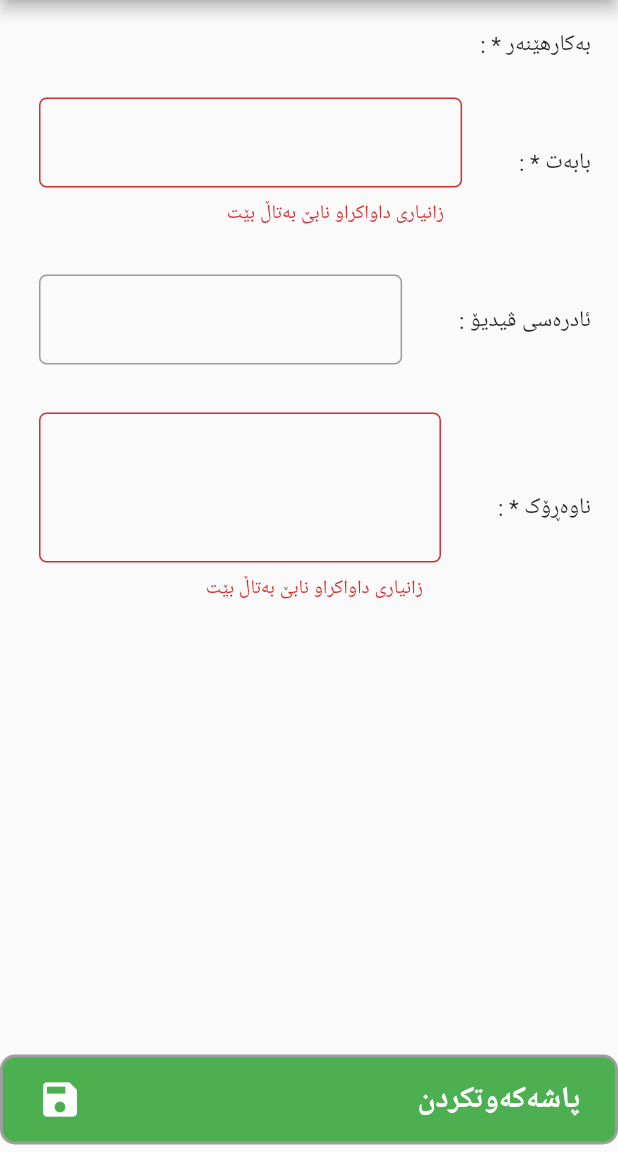
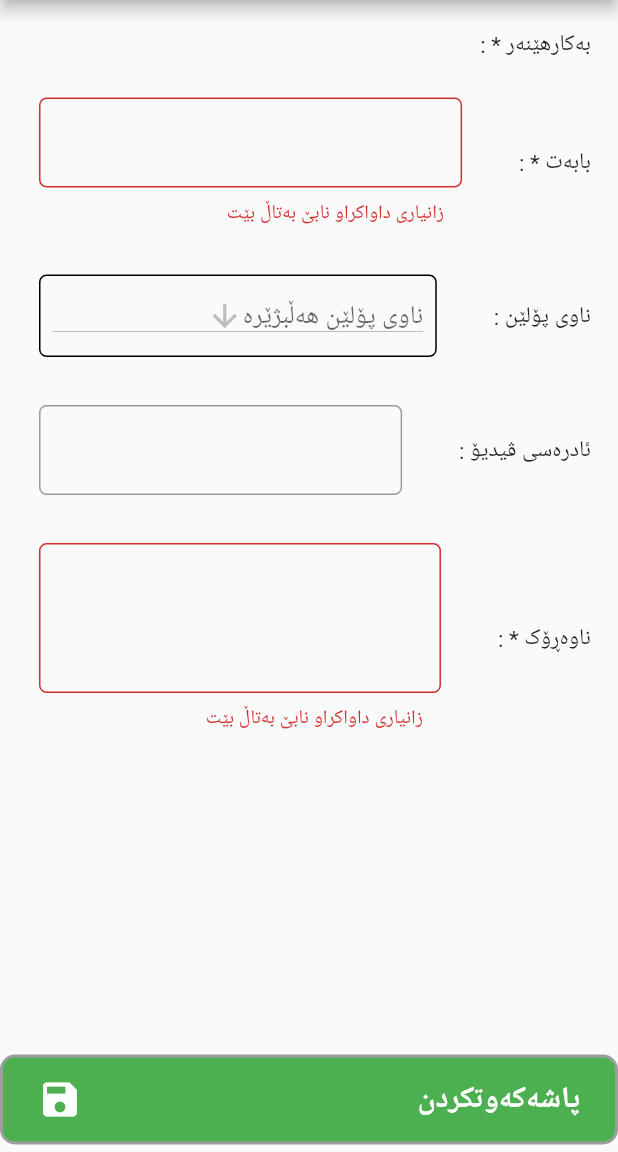
Before and after one commit to wehid/Seko, a Flutter app: the AddForumPost screen opened by its route, after a tap on "پاشەکەوتکردن", on a phone screen of 412 x 824 dp, the part 84-1236 px from its top. Run offline on Flutter 3.47's test engine with Material 2 defaults, Android fonts, the light colour scheme and no system bars; our stand-ins replace chewie, flutter_html, sqflite, video_player, youtube_player_flutter; accounts and stored records are empty; network calls fail; statements that could not run were skipped.

Commit message:
add dropdown forum complete

```diff
--- a/lib/HawkariyiHevalkrdPage/Components/add_forum_post.dart
+++ b/lib/HawkariyiHevalkrdPage/Components/add_forum_post.dart
@@ -1,11 +1,14 @@
 import 'package:flutter/material.dart';
 import 'package:provider/provider.dart';
+import 'package:seko/Models/ObjectModels/forum.dart';
+import 'package:seko/Models/ProviderModel/forum_provider.dart';
 
 import '../../constants.dart';
 import '../../GlobalWidgets/seko_text_form_field.dart';
 import '../../GlobalWidgets/seko_button.dart';
 import '../../Models/ProviderModel/user_provider.dart';
 import '../../Models/ObjectModels/forum_post.dart';
+import '../Widgets/dropdown_forum.dart';
 
 class AddForumPost extends StatefulWidget {
   static const routeName = '/add-forum-post';
@@ -62,10 +65,21 @@
           title: titleController.text,
           contents: constentsController.text,
           videoUrl: videoLinkController.text,
-          // todo: forumId shuld take from forum dropdown
-          forumID: "3");
+          forumID: Provider.of<ForumProvider>(context, listen: false)
+              .selectedForum
+              .id);
       print('the forum post is ready to send');
+      // todo: send the post
+      // todo: clean the form
+      // todo: close the page
     }
+  }
+
+  String dropdownEmptyValidator(Forum value) {
+    if (value == null) {
+      return "زانیاری داواکراو نابێ بەتاڵ بێت";
+    }
+    return null;
   }
 
   @override
@@ -97,7 +111,7 @@
                     validator: emptyValidatorTFF,
                   ),
                 ),
-                // todo: add dropdown
+                itemRow("ناوی پۆلێن", DropdownForum(widget.forumType)),
                 itemRow(
                   "ئادرەسی ڤیدیۆ",
                   SekoTextFormField(
--- /dev/null
+++ b/lib/HawkariyiHevalkrdPage/Widgets/dropdown_forum.dart
@@ -0,0 +1,65 @@
+import 'package:flutter/material.dart';
+import 'package:provider/provider.dart';
+
+import '../../Models/ProviderModel/forum_provider.dart';
+import '../../Models/ObjectModels/forum.dart';
+import '../../constants.dart';
+
+class DropdownForum extends StatefulWidget {
+  final String forumType;
+
+  DropdownForum(this.forumType);
+
+  @override
+  _DropdownForumState createState() => _DropdownForumState();
+}
+
+class _DropdownForumState extends State<DropdownForum> {
+  ForumProvider forumProvider;
+  List<Forum> forumList;
+  Forum currentForum;
+
+  @override
+  void initState() {
+    forumProvider = Provider.of<ForumProvider>(context, listen: false);
+    forumList = widget.forumType == PROJESAZ
+        ? forumProvider.projesazForum
+        : forumProvider.prsyarxaneForum;
+
+    currentForum = forumList[0];
+    forumProvider.setSelectedForum(currentForum);
+
+    super.initState();
+  }
+
+  @override
+  Widget build(BuildContext context) {
+    forumProvider = Provider.of<ForumProvider>(context);
+
+    return Container(
+      width: double.infinity,
+      height: 55,
+      padding: const EdgeInsets.all(8),
+      margin: const EdgeInsets.all(8),
+      decoration: BoxDecoration(
+        border: Border.all(),
+        borderRadius: BorderRadius.all(Radius.circular(5)),
+      ),
+      child: DropdownButton<Forum>(
+        value: currentForum,
+        hint: Text('ناوی پۆلێن هەڵبژێرە'),
+        onChanged: (newForum) {
+          currentForum = newForum;
+          forumProvider.setSelectedForum(newForum);
+        },
+        icon: Icon(Icons.arrow_downward_outlined),
+        items: forumList.map((forum) {
+          return DropdownMenuItem<Forum>(
+            value: forum,
+            child: Text(forum.title),
+          );
+        }).toList(),
+      ),
+    );
+  }
+}
--- a/lib/Models/ProviderModel/forum_provider.dart
+++ b/lib/Models/ProviderModel/forum_provider.dart
@@ -12,6 +12,7 @@
   List<ForumPost> _forumPostList = [];
   List<Forum> _forumList = [];
   ForumPost _selectedFroumPost;
+  Forum _selectedForum;
 
   Future getAllForum() async {
     _isLoading = true;
@@ -85,6 +86,11 @@
     return _forumList.where((element) => element.type == PROJESAZ).toList();
   }
 
+  void setSelectedForum(Forum selectedForum) {
+    _selectedForum = selectedForum;
+    notifyListeners();
+  }
+
   ForumPost get selectedFroumPost => _selectedFroumPost;
 
   List<ForumPost> get froumPostList => _forumPostList;
@@ -92,4 +98,6 @@
   List<Forum> get forumList => _forumList;
 
   bool get isLoading => _isLoading;
+
+  Forum get selectedForum => _selectedForum;
 }
```
